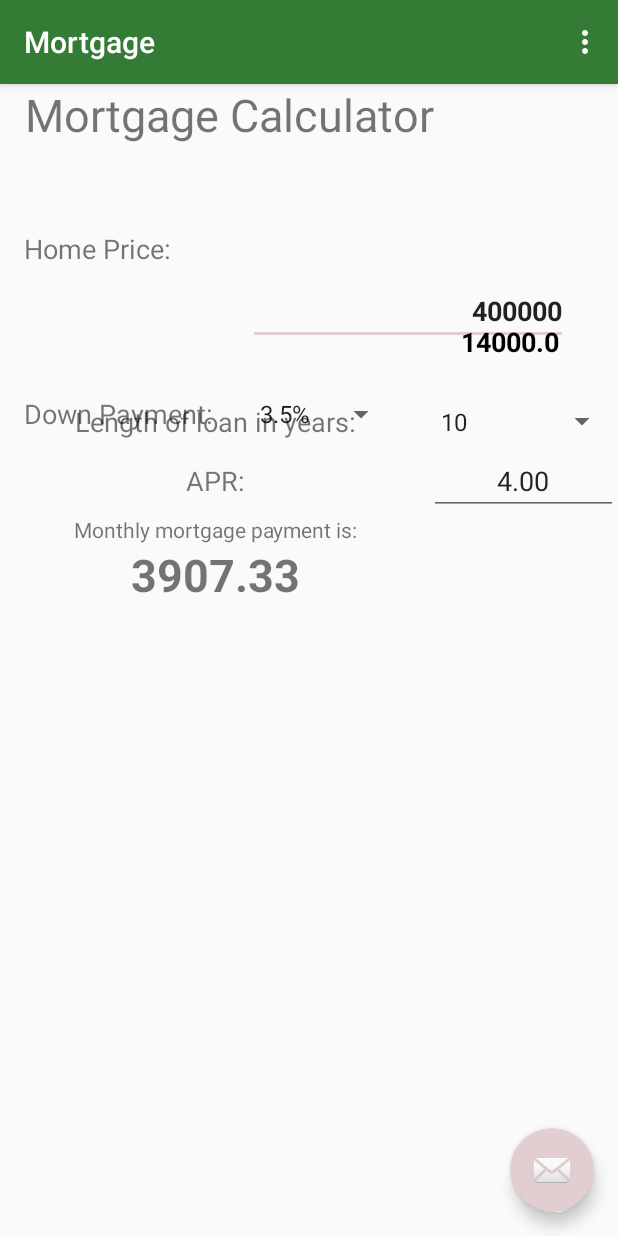
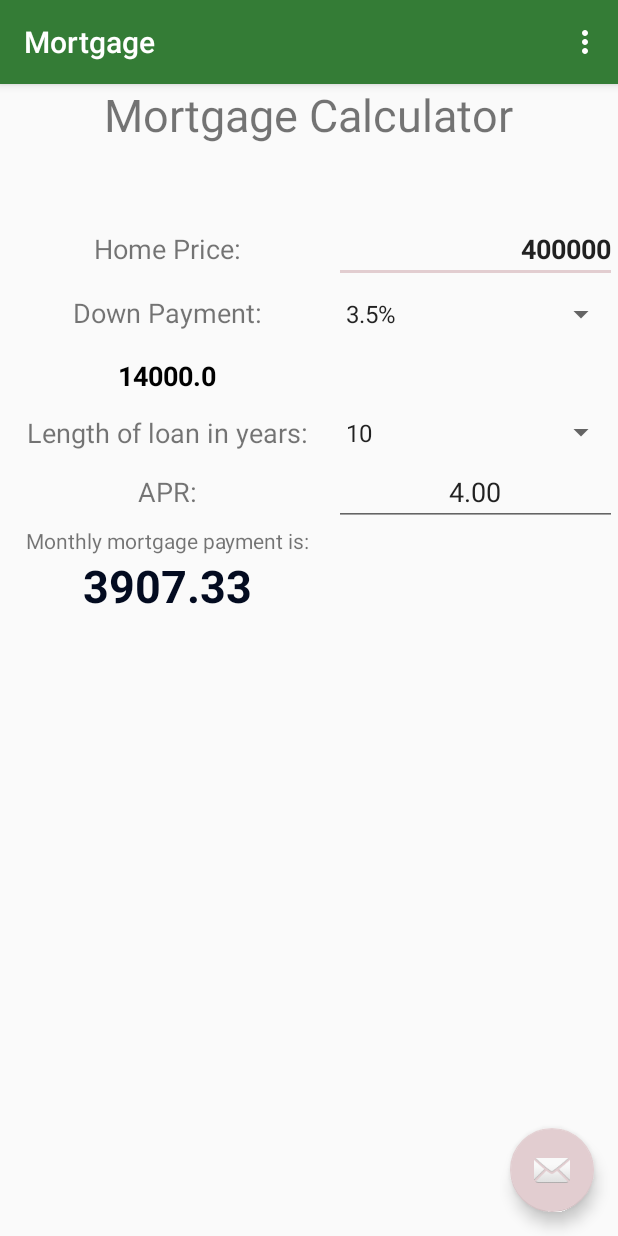
Before and after one commit to alex-snoralex/Mortgage, an Android app: the screen it shows after launch (MainActivity), on a phone screen of 412 x 824 dp. Run offline under Robolectric (Android 15) with nearby library versions, the phone set to English and light mode, and no system bars.

Commit message:
Fixed up the UI by adding table rows

```diff
--- a/app/src/main/res/layout/content_main.xml
+++ b/app/src/main/res/layout/content_main.xml
@@ -8,6 +8,7 @@
     tools:context=".MainActivity"
     tools:showIn="@layout/activity_main">
 
+
     <TextView
         android:id="@+id/heading"
         android:layout_width="wrap_content"
@@ -15,20 +16,42 @@
         android:text="@string/mortgage_calculator"
         android:textSize="30sp"
         app:layout_constraintBottom_toBottomOf="parent"
-        app:layout_constraintHorizontal_bias="0.118"
+        app:layout_constraintHorizontal_bias="0.496"
         app:layout_constraintLeft_toLeftOf="parent"
         app:layout_constraintRight_toRightOf="parent"
         app:layout_constraintTop_toTopOf="parent"
         app:layout_constraintVertical_bias="0.0" />
 
+    <TableLayout
+        android:layout_width="match_parent"
+        android:layout_height="459dp"
+        android:layout_marginTop="72dp"
+        android:paddingTop="15dp"
+        android:paddingBottom="15dp"
+        android:stretchColumns="*"
+        app:layout_constraintEnd_toEndOf="parent"
+        app:layout_constraintHorizontal_bias="1.0"
+        app:layout_constraintStart_toStartOf="parent"
+        app:layout_constraintTop_toTopOf="parent">
+
+        <TableRow
+            android:id="@+id/homePriceRow"
+            android:layout_width="match_parent"
+            android:layout_height="match_parent">
+
+            <TextView
+                android:id="@+id/homePriceLabel"
+                android:layout_width="148dp"
+                android:layout_height="wrap_content"
+                android:gravity="center"
+                android:lineSpacingExtra="18sp"
+                android:text="@string/homePriceLabel"
+                android:textSize="18sp" />
+
             <EditText
                 android:id="@+id/homePrice"
-        android:layout_width="wrap_content"
+                android:layout_width="184dp"
                 android:layout_height="wrap_content"
-        android:layout_marginStart="165dp"
-        android:layout_marginLeft="165dp"
-        android:layout_marginTop="82dp"
-        android:layout_marginBottom="548dp"
                 android:ems="10"
                 android:fadingEdge="horizontal"
                 android:gravity="end"
@@ -36,92 +59,49 @@
                 android:inputType="number"
                 android:text="@integer/homePrice"
                 android:textStyle="bold"
-        android:typeface="sans"
-        app:layout_constraintBottom_toBottomOf="parent"
-        app:layout_constraintStart_toStartOf="parent"
-        app:layout_constraintTop_toTopOf="parent" />
+                android:typeface="sans" />
+        </TableRow>
 
-    <TextView
-        android:id="@+id/homePriceLabel"
-        android:layout_width="wrap_content"
-        android:layout_height="wrap_content"
-        android:layout_marginStart="16dp"
-        android:layout_marginLeft="16dp"
-        android:gravity="center"
-        android:lineSpacingExtra="18sp"
-        android:text="@string/homePriceLabel"
-        android:textSize="18sp"
-        app:layout_constraintBottom_toBottomOf="parent"
-        app:layout_constraintStart_toStartOf="parent"
-        app:layout_constraintTop_toTopOf="parent"
-        app:layout_constraintVertical_bias="0.131" />
+        <TableRow
+            android:id="@+id/downPaymentRow"
+            android:layout_width="match_parent"
+            android:layout_height="match_parent">
 
             <TextView
                 android:id="@+id/downPaymentLabel"
-        android:layout_width="wrap_content"
+                android:layout_width="172dp"
                 android:layout_height="wrap_content"
-        android:layout_marginStart="16dp"
-        android:layout_marginLeft="16dp"
-        android:layout_marginTop="151dp"
-        android:layout_marginBottom="480dp"
                 android:gravity="center"
                 android:lineSpacingExtra="18sp"
                 android:text="@string/downPaymentLabel"
-        android:textSize="18sp"
-        app:layout_constraintBottom_toBottomOf="parent"
-        app:layout_constraintStart_toStartOf="parent"
-        app:layout_constraintTop_toTopOf="parent" />
+                android:textSize="18sp" />
 
             <Spinner
                 android:id="@+id/downPaymentSpinner"
                 android:layout_width="99dp"
                 android:layout_height="41dp"
-        android:layout_marginStart="165dp"
-        android:layout_marginLeft="165dp"
-        android:layout_marginTop="151dp"
-        android:layout_marginBottom="480dp"
                 android:spinnerMode="dropdown"
                 app:layout_constraintBottom_toBottomOf="parent"
                 app:layout_constraintStart_toStartOf="parent"
                 app:layout_constraintTop_toTopOf="parent" />
 
-    <androidx.constraintlayout.widget.Guideline
-        android:id="@+id/guideline"
-        android:layout_width="wrap_content"
-        android:layout_height="wrap_content"
-        android:orientation="vertical"
-        app:layout_constraintGuide_begin="20dp" />
+        </TableRow>
 
-    <androidx.constraintlayout.widget.Guideline
-        android:id="@+id/guideline2"
-        android:layout_width="wrap_content"
-        android:layout_height="wrap_content"
-        android:orientation="vertical"
-        app:layout_constraintGuide_begin="20dp" />
+        <TableRow
+            android:id="@+id/downPaymentAmountRow"
+            android:layout_width="match_parent"
+            android:layout_height="match_parent">
 
             <TextView
                 android:id="@+id/downPaymentAmount"
                 android:layout_width="110dp"
                 android:layout_height="41dp"
-        android:layout_marginStart="285dp"
-        android:layout_marginLeft="285dp"
-        android:layout_marginTop="151dp"
                 android:gravity="center"
                 android:text="@string/downPaymentAmount"
                 android:textColor="@android:color/black"
                 android:textSize="18sp"
-        android:textStyle="bold"
-        app:layout_constraintStart_toStartOf="parent"
-        app:layout_constraintTop_toTopOf="parent" />
-
-    <TableLayout
-        android:layout_width="411dp"
-        android:layout_height="403dp"
-        android:layout_marginTop="208dp"
-        app:layout_constraintEnd_toEndOf="parent"
-        app:layout_constraintHorizontal_bias="0.5"
-        app:layout_constraintStart_toStartOf="parent"
-        app:layout_constraintTop_toTopOf="parent">
+                android:textStyle="bold" />
+        </TableRow>
 
         <TableRow
             android:id="@+id/loanLengthRow"
@@ -131,7 +111,7 @@
 
             <TextView
                 android:id="@+id/loanLengthLabel"
-                android:layout_width="230dp"
+                android:layout_width="wrap_content"
                 android:layout_height="match_parent"
                 android:gravity="center"
                 android:text="@string/loanLengthLabel"
@@ -151,7 +131,7 @@
 
             <TextView
                 android:id="@+id/aprLabel"
-                android:layout_width="285dp"
+                android:layout_width="159dp"
                 android:layout_height="match_parent"
                 android:gravity="center"
                 android:text="@string/aprLabel"
@@ -161,39 +141,45 @@
                 android:id="@+id/apr"
                 android:layout_width="78dp"
                 android:layout_height="wrap_content"
+                android:autofillHints=""
                 android:ems="10"
                 android:gravity="center"
                 android:inputType="numberDecimal"
-                android:text="@string/apr"
-                android:autofillHints="" />
+                android:text="@string/apr" />
         </TableRow>
 
         <TableRow
+            android:id="@+id/mortgageLabelRow"
             android:layout_width="match_parent"
             android:layout_height="match_parent">
 
             <TextView
                 android:id="@+id/mortgageLabel"
-                android:layout_width="match_parent"
+                android:layout_width="218dp"
                 android:layout_height="wrap_content"
                 android:baselineAligned="false"
-                android:text="@string/mortgageLabel"
-                android:gravity="center" />
+                android:gravity="center"
+                android:text="@string/mortgageLabel" />
+
         </TableRow>
 
         <TableRow
+            android:id="@+id/mortgageCalcRow"
             android:layout_width="match_parent"
-            android:layout_height="match_parent" >
+            android:layout_height="match_parent">
 
             <TextView
                 android:id="@+id/mortgageCalculation"
-                android:layout_width="wrap_content"
+                android:layout_width="148dp"
                 android:layout_height="wrap_content"
                 android:gravity="center"
                 android:text="@string/mortgageCalculation"
+                android:textColor="#030B20"
                 android:textSize="30sp"
                 android:textStyle="bold" />
+
         </TableRow>
+
     </TableLayout>
 
 </androidx.constraintlayout.widget.ConstraintLayout>
```
Lines whose indentation alone changed are shown as unchanged.
